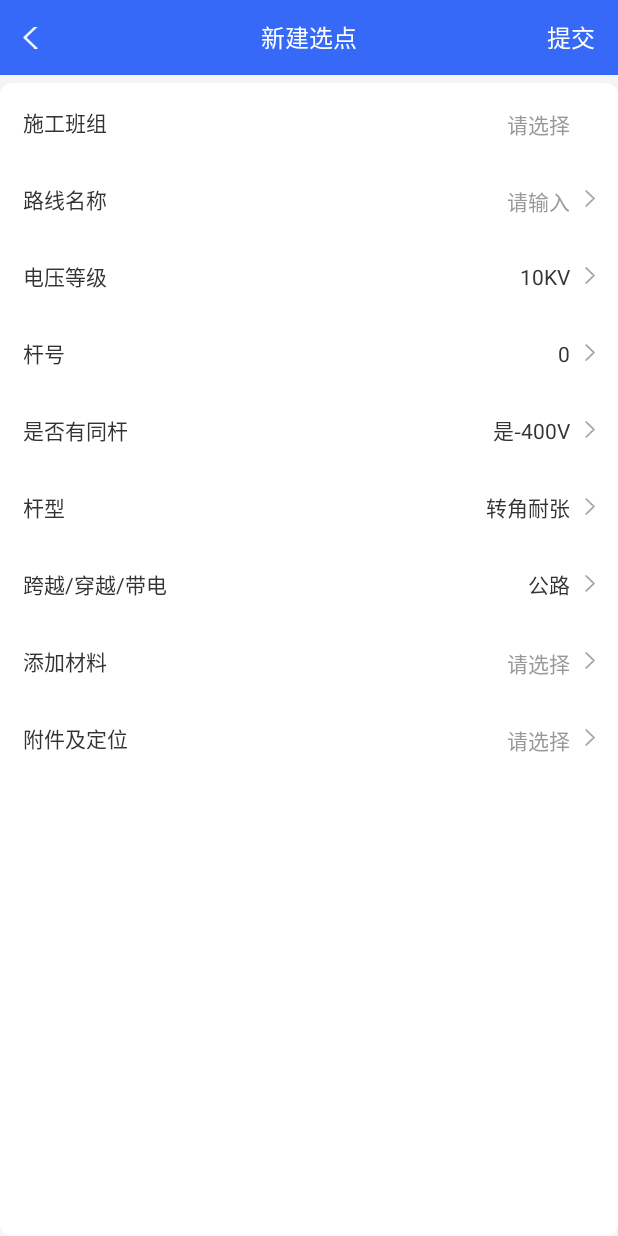
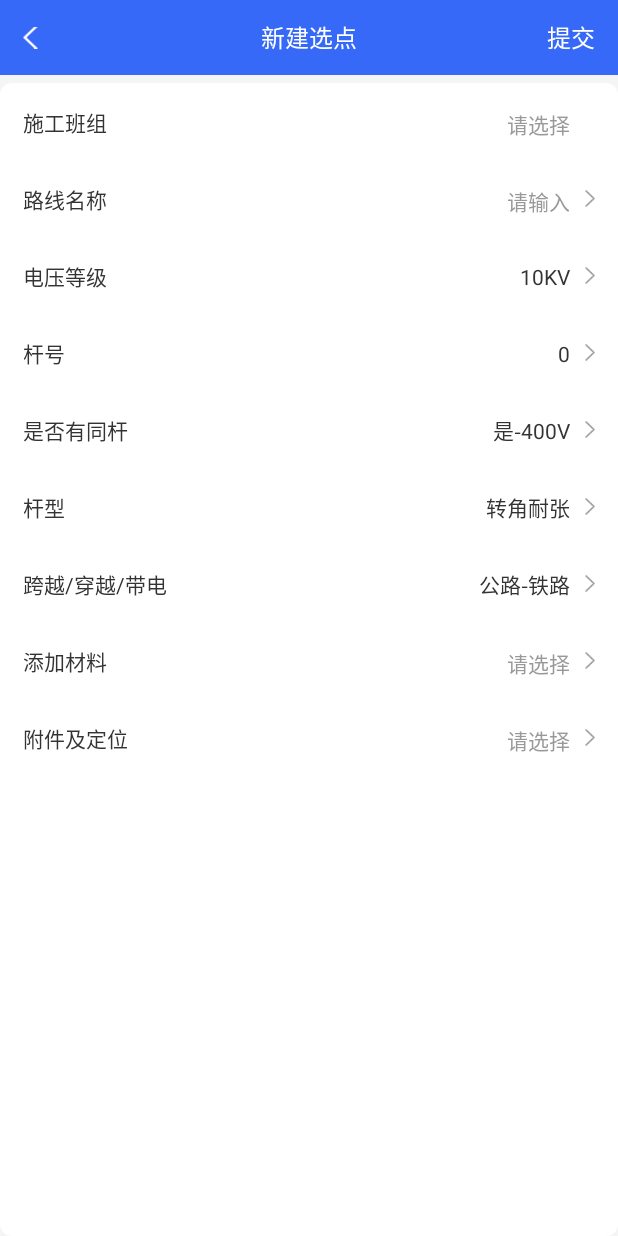
Before and after one commit to kingwindwang/channel11, an Android app: the AddSiteActivity screen opened directly, with no data from a screen before it, on a phone screen of 412 x 824 dp. Run offline under Robolectric (Android 15) with nearby library versions, the phone set to English and light mode, and no system bars; our stand-ins replace ButterKnife, EventBus; 4 statements that could not run were skipped.

Commit message:
公路列表

```diff
--- a/app/src/main/res/values/array.xml
+++ b/app/src/main/res/values/array.xml
@@ -37,10 +37,20 @@
         <item>门杆</item>
     </string-array>
     <string-array name="list7">
-        <item>公路</item>
+        <!--<item>公路-</item>-->
+        <item>公路-铁路</item>
+        <item>公路-高速公路</item>
+        <item>公路-国道</item>
+        <item>公路-省道</item>
+        <item>公路-县道</item>
+        <item>公路-乡道</item>
         <item>通讯</item>
         <item>河流</item>
-        <item>电力</item>
+        <!--<item>电力-</item>-->
+        <item>电力-10KV</item>
+        <item>电力-400V</item>
+        <item>电力-220V</item>
+        <item>电力-普通照明线</item>
         <item>无</item>
     </string-array>
     <string-array name="list7_0">
```
